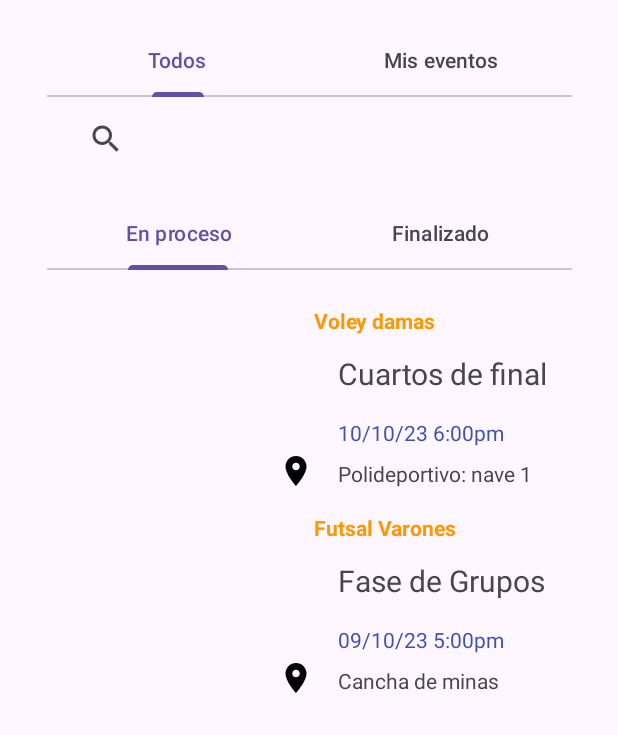
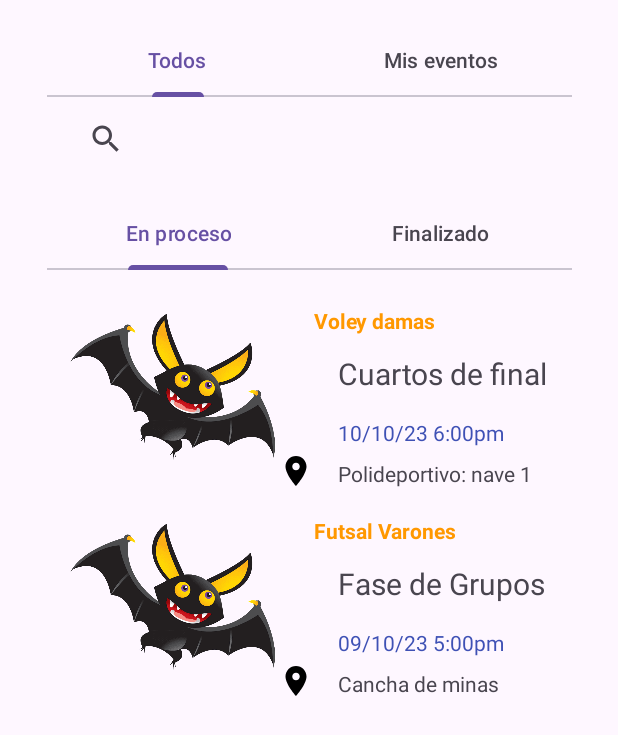
Before and after one commit to lucho2000/TELEBEETLE_PROYECTO_IOT, an Android app: the screen it shows after launch (EventsActivity), on a phone screen of 412 x 824 dp. Shown: the top 735 px of the screen. Run offline under Robolectric (Android 15) with nearby library versions, the phone set to English and light mode, and no system bars; Roboto replaces fonts that are not available here.

Commit message:
image event

```diff
--- a/app/src/main/res/layout/irv_events.xml
+++ b/app/src/main/res/layout/irv_events.xml
@@ -4,16 +4,6 @@
     xmlns:tools="http://schemas.android.com/tools"
     android:layout_width="match_parent"
     android:layout_height="wrap_content">
-
-    <ImageView
-        android:id="@+id/imageEvent"
-        android:layout_width="wrap_content"
-        android:layout_height="wrap_content"
-        android:layout_marginStart="32dp"
-        android:layout_marginTop="16dp"
-        app:layout_constraintStart_toStartOf="parent"
-        app:layout_constraintTop_toTopOf="parent"
-        tools:srcCompat="@tools:sample/avatars" />
 
     <TextView
         android:id="@+id/actividadOfEvent"
@@ -73,4 +63,13 @@
         android:layout_height="wrap_content"
         android:orientation="vertical"
         app:layout_constraintGuide_begin="183dp" />
+
+    <ImageView
+        android:id="@+id/imageView2"
+        android:layout_width="137dp"
+        android:layout_height="140dp"
+        android:layout_marginStart="20dp"
+        app:layout_constraintStart_toStartOf="parent"
+        app:layout_constraintTop_toTopOf="parent"
+        app:srcCompat="@drawable/telito" />
 </androidx.constraintlayout.widget.ConstraintLayout>
```
